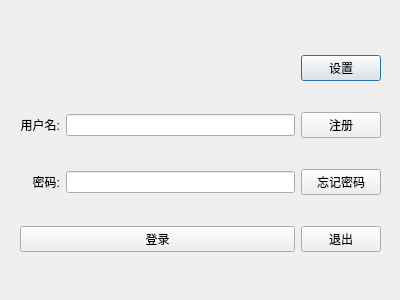
KailinLi/QChat, file QClient/signin.ui: the form before one commit.
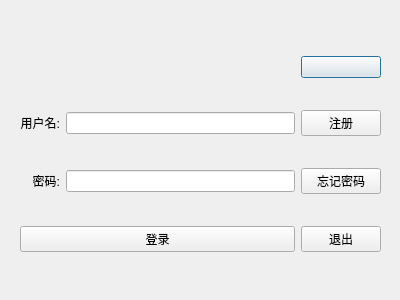
The form after the commit. Icons and pictures are not drawn.

What changed in the file:
```diff
--- a/QClient/signin.ui
+++ b/QClient/signin.ui
@@ -13,7 +13,7 @@
   <property name="windowTitle">
    <string>Dialog</string>
   </property>
-  <widget class="QWidget" name="">
+  <widget class="QWidget" name="layoutWidget">
    <property name="geometry">
     <rect>
      <x>20</x>
@@ -33,7 +33,11 @@
     <item row="0" column="2">
      <widget class="QPushButton" name="setBtn">
       <property name="text">
-       <string>设置</string>
+       <string/>
+      </property>
+      <property name="icon">
+       <iconset resource="images.qrc">
+        <normaloff>:/images/set.png</normaloff>:/images/set.png</iconset>
       </property>
      </widget>
     </item>
```
Left out of the diff: 16 changed lines with no effect on the pictures.
